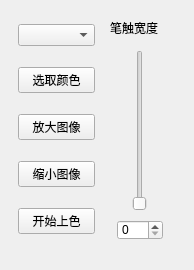
Qt form ui/ColorToolBar.ui (Cyanbox1016/MultiColorizor) before a commit.
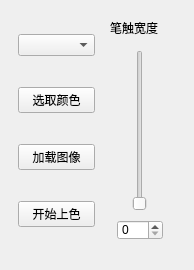
The same form after that commit.

```diff
--- a/ui/ColorToolBar.ui
+++ b/ui/ColorToolBar.ui
@@ -60,9 +60,6 @@
    <layout class="QVBoxLayout" name="verticalLayout">
     <item>
      <widget class="QComboBox" name="penTypeBox">
-      <property name="currentText">
-       <string notr="true"/>
-      </property>
       <property name="placeholderText">
        <string>类型</string>
       </property>
@@ -88,14 +85,7 @@
     <item>
      <widget class="QPushButton" name="btnZoomIn">
       <property name="text">
-       <string>放大图像</string>
-      </property>
-     </widget>
-    </item>
-    <item>
-     <widget class="QPushButton" name="btnZoomOut">
-      <property name="text">
-       <string>缩小图像</string>
+       <string>加载图像</string>
       </property>
      </widget>
     </item>
```
Left out of the diff: 2 changed lines with no effect on the pictures.
